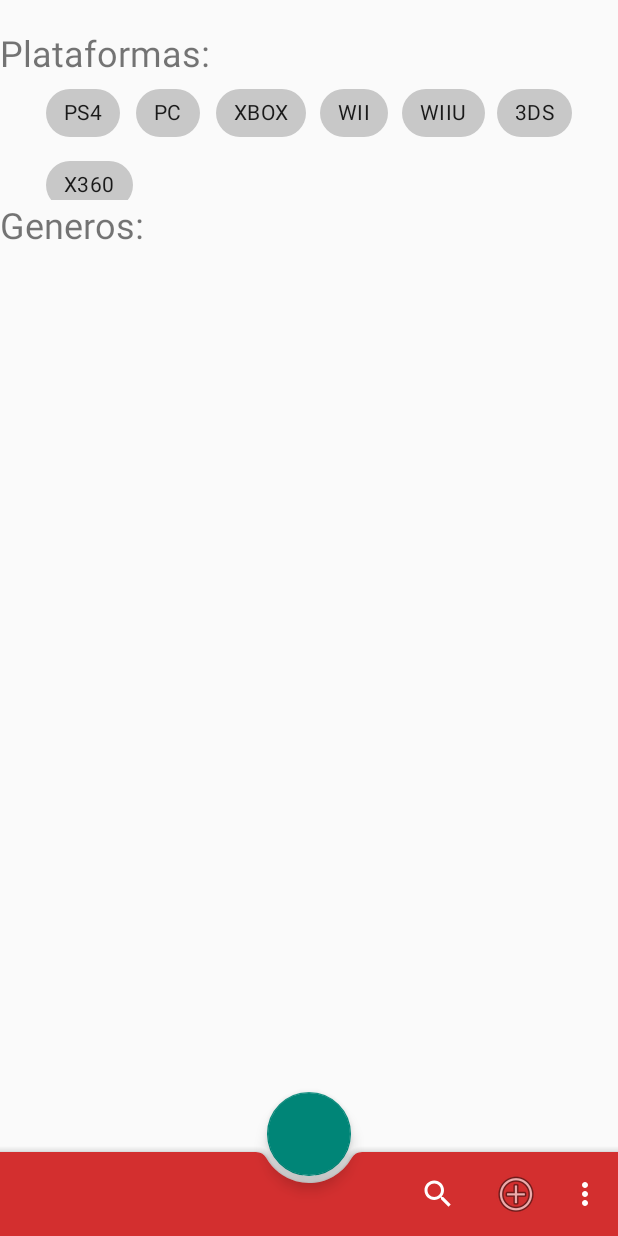
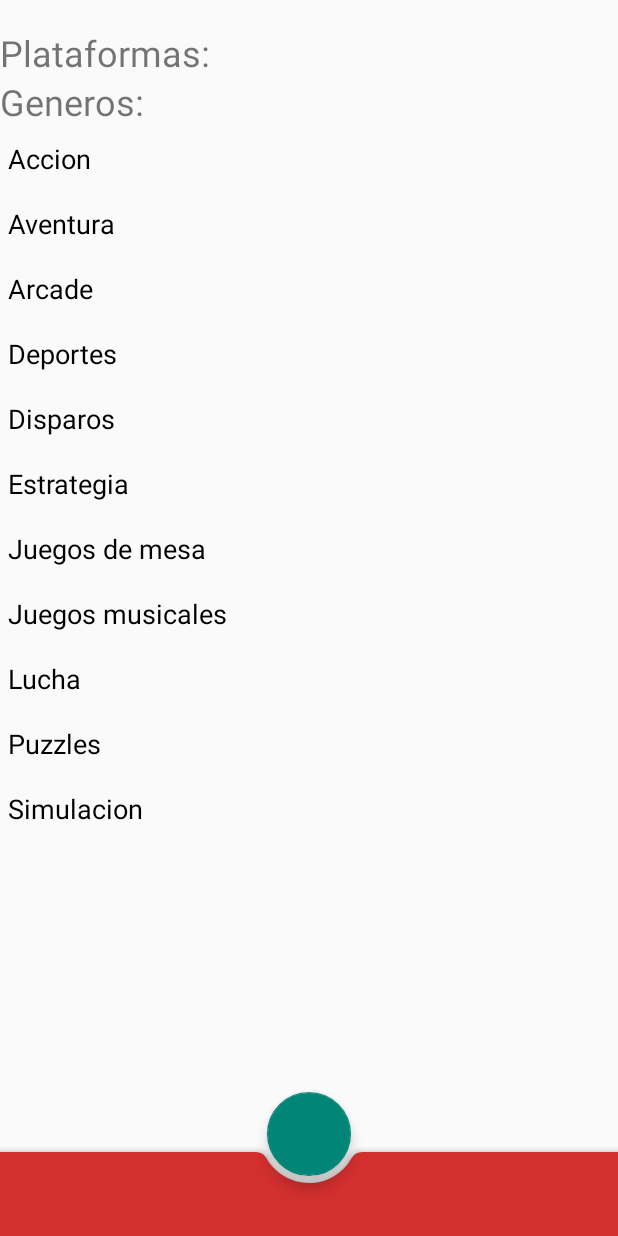
Before and after one commit to Prades0120/PlayJuegos, an Android app: the Ajustes screen opened directly, with no data from a screen before it, on a phone screen of 412 x 824 dp. Run offline under Robolectric (Android 15) with nearby library versions, the phone set to English and light mode, and no system bars.

Commit message:
Tema 2 Ejercicio 4 casi acabar

```diff
--- a/app/src/main/java/com/example/playjuegos/Ajustes.kt
+++ b/app/src/main/java/com/example/playjuegos/Ajustes.kt
@@ -2,14 +2,50 @@ package com.example.playjuegos
 
 import androidx.appcompat.app.AppCompatActivity
 import android.os.Bundle
+import android.widget.Toast
+import androidx.recyclerview.widget.LinearLayoutManager
+import androidx.recyclerview.widget.RecyclerView
 import com.google.android.material.bottomappbar.BottomAppBar
+import com.google.android.material.chip.Chip
+import com.google.android.material.chip.ChipGroup
 
 class Ajustes : AppCompatActivity() {
     override fun onCreate(savedInstanceState: Bundle?) {
         super.onCreate(savedInstanceState)
         setContentView(R.layout.ajustes)
 
-        val bottomAppBar = findViewById<BottomAppBar>(R.id.bottom_appbar)
-        bottomAppBar.replaceMenu(R.menu.menu_main)
+        val items = ArrayList<Generos>()
+        items.add(Generos(R.string.accion))
+        items.add(Generos(R.string.aventura))
+        items.add(Generos(R.string.arcade))
+        items.add(Generos(R.string.deportes))
+        items.add(Generos(R.string.disparos))
+        items.add(Generos(R.string.estrategia))
+        items.add(Generos(R.string.juegos_de_mesa))
+        items.add(Generos(R.string.juegos_musicales))
+        items.add(Generos(R.string.lucha))
+        items.add(Generos(R.string.puzzles))
+        items.add(Generos(R.string.simulacion))
+
+        val recView = findViewById<RecyclerView>(R.id.recyclerView)
+
+        recView.setHasFixedSize(true)
+
+        val adaptador = CardsAdapter(items)
+        recView.adapter = adaptador
+        recView.layoutManager = LinearLayoutManager(this, LinearLayoutManager.VERTICAL, false)
+
+        adaptador.onClick = {
+            Toast.makeText(this, ""+ recView.getChildAdapterPosition(it), Toast.LENGTH_LONG).show()
+        }
+        val chipGroup = findViewById<ChipGroup>(R.id.chip_group)
+
+        chipGroup.setOnCheckedChangeListener(object : ChipGroup.OnCheckedChangeListener {
+
+            override fun onCheckedChanged(group: ChipGroup, checkedId: Int) {
+                val checkedChip = group.findViewById<Chip>(checkedId)
+                var option = checkedChip.text as String
+            }
+        })
     }
 }
--- /dev/null
+++ b/app/src/main/java/com/example/playjuegos/CardsAdapter.kt
@@ -0,0 +1,44 @@
+package com.example.playjuegos
+
+import android.view.LayoutInflater
+import android.view.View
+import android.view.ViewGroup
+import android.widget.Button
+import android.widget.TextView
+import androidx.recyclerview.widget.RecyclerView
+
+class CardsAdapter(var items: ArrayList<Generos>) : RecyclerView.Adapter<CardsAdapter.TarjViewHolder>() {
+    lateinit var onClick : (View) -> Unit
+
+    init {
+        this.items = items
+    }
+
+    class TarjViewHolder(itemView: View) : RecyclerView.ViewHolder(itemView) {
+
+        private var texto: TextView
+
+        init {
+            texto = itemView.findViewById(R.id.buttonGeneros)
+        }
+
+        fun bindGeneros(t: Generos, onClick: (View) -> Unit) = with(itemView) {
+            texto.setText(t.cadena)
+            setOnClickListener { onClick(itemView) }
+        }
+    }
+
+    override fun onCreateViewHolder(viewGroup: ViewGroup, viewType: Int): TarjViewHolder {
+        val itemView = LayoutInflater.from(viewGroup.context).inflate(R.layout.item_generos, viewGroup, false)
+        return TarjViewHolder(itemView)
+    }
+
+    override fun onBindViewHolder(viewHolder: TarjViewHolder, pos: Int) {
+        val item = items[pos]
+        viewHolder.bindGeneros(item, onClick)
+    }
+
+    override fun getItemCount(): Int {
+        return items.size
+    }
+}
--- a/app/src/main/java/com/example/playjuegos/Generos.kt
+++ b/app/src/main/java/com/example/playjuegos/Generos.kt
@@ -1,4 +1,5 @@
 package com.example.playjuegos
 
 class Generos(val cadena: Int) {
+
 }
--- a/app/src/main/java/com/example/playjuegos/MainActivity.kt
+++ b/app/src/main/java/com/example/playjuegos/MainActivity.kt
@@ -8,6 +8,9 @@ import android.view.MenuItem
 import android.widget.Button
 import android.widget.Toast
 import androidx.appcompat.widget.Toolbar
+import androidx.core.content.ContextCompat.startActivity
+import androidx.recyclerview.widget.LinearLayoutManager
+import androidx.recyclerview.widget.RecyclerView
 
 class MainActivity : AppCompatActivity() {
     override fun onCreate(savedInstanceState: Bundle?) {
@@ -38,6 +41,8 @@ class MainActivity : AppCompatActivity() {
         if (id == R.id.app_bar_search) {
             Toast.makeText(this,"Busqueda",Toast.LENGTH_LONG).show()
             return true
+        }else if(id == R.id.action_settings){
+            lanzarAjustes()
         }
         return super.onOptionsItemSelected(item)
     }
@@ -56,4 +61,9 @@ class MainActivity : AppCompatActivity() {
         val i = Intent(this, Games::class.java)
         startActivity(i)
     }
+
+    private fun lanzarAjustes() {
+        val i = Intent(this, Ajustes::class.java)
+        startActivity(i)
+    }
 }
--- a/app/src/main/res/layout/ajustes.xml
+++ b/app/src/main/res/layout/ajustes.xml
@@ -21,72 +21,66 @@
             android:textSize="24sp" />
 
         <com.google.android.material.chip.ChipGroup
-            android:layout_width="wrap_content"
-            android:layout_height="82dp"
-            android:layout_gravity="center_horizontal">
+            android:id="@+id/chip_group"
+            android:layout_width="match_parent"
+            android:layout_height="wrap_content"
+            app:singleSelection="true">
+
+            <!--<com.google.android.material.chip.Chip
+                android:id="@+id/chip"
+                style="@style/Widget.MaterialComponents.Chip.Entry"
+                android:layout_width="wrap_content"
+                android:layout_height="wrap_content"
+                android:text="Chip 1"
+                android:textAppearance="?android:textAppearanceMedium"/>
+
+            <com.google.android.material.chip.Chip
+                android:id="@+id/chip2"
+                style="@style/Widget.MaterialComponents.Chip.Entry"
+                android:layout_width="wrap_content"
+                android:layout_height="35dp"
+                android:text="Chip 2"
+                android:textAppearance="?android:textAppearanceMedium"/>
+
+            <com.google.android.material.chip.Chip
+                android:id="@+id/chip3"
+                style="@style/Widget.MaterialComponents.Chip.Entry"
+                android:layout_width="wrap_content"
+                android:layout_height="wrap_content"
+                android:text="Chip 3"
+                android:textAppearance="?android:textAppearanceMedium"/>
 
             <com.google.android.material.chip.Chip
                 android:id="@+id/chip4"
+                style="@style/Widget.MaterialComponents.Chip.Entry"
                 android:layout_width="wrap_content"
                 android:layout_height="wrap_content"
-                android:minHeight="48dp"
-                android:text="@string/ps4"
-                app:chipBackgroundColor="#C8C8C8" />
+                android:text="Chip 4"
+                android:textAppearance="?android:textAppearanceMedium"/>
 
             <com.google.android.material.chip.Chip
                 android:id="@+id/chip5"
+                style="@style/Widget.MaterialComponents.Chip.Entry"
                 android:layout_width="wrap_content"
                 android:layout_height="wrap_content"
-                android:minWidth="48dp"
-                android:minHeight="48dp"
-                android:text="@string/pc"
-                app:chipBackgroundColor="#C8C8C8" />
+                android:text="Chip 1"
+                android:textAppearance="?android:textAppearanceMedium"/>
 
             <com.google.android.material.chip.Chip
                 android:id="@+id/chip6"
+                style="@style/Widget.MaterialComponents.Chip.Entry"
                 android:layout_width="wrap_content"
                 android:layout_height="wrap_content"
-                android:minWidth="48dp"
-                android:minHeight="48dp"
-                android:text="@string/xbox"
-                app:chipBackgroundColor="#C8C8C8" />
+                android:text="Chip 1"
+                android:textAppearance="?android:textAppearanceMedium"/>
 
             <com.google.android.material.chip.Chip
                 android:id="@+id/chip7"
+                style="@style/Widget.MaterialComponents.Chip.Entry"
                 android:layout_width="wrap_content"
                 android:layout_height="wrap_content"
-                android:minWidth="48dp"
-                android:minHeight="48dp"
-                android:text="@string/wii"
-                app:chipBackgroundColor="#C8C8C8" />
-
-            <com.google.android.material.chip.Chip
-                android:id="@+id/chip8"
-                android:layout_width="wrap_content"
-                android:layout_height="wrap_content"
-                android:minWidth="48dp"
-                android:minHeight="48dp"
-                android:text="@string/wiiu"
-                app:chipBackgroundColor="#C8C8C8" />
-
-            <com.google.android.material.chip.Chip
-                android:id="@+id/chip9"
-                android:layout_width="wrap_content"
-                android:layout_height="wrap_content"
-                android:minWidth="48dp"
-                android:minHeight="48dp"
-                android:text="@string/_3ds"
-                app:chipBackgroundColor="#C8C8C8" />
-
-            <com.google.android.material.chip.Chip
-                android:id="@+id/chip10"
-                android:layout_width="wrap_content"
-                android:layout_height="wrap_content"
-                android:minWidth="48dp"
-                android:minHeight="48dp"
-                android:text="@string/x360"
-                app:chipBackgroundColor="#C8C8C8"
-                tools:ignore="TouchTargetSizeCheck" />
+                android:text="Chip 1"
+                android:textAppearance="?android:textAppearanceMedium"/>-->
 
         </com.google.android.material.chip.ChipGroup>
 
@@ -98,9 +92,9 @@
             android:textSize="24sp" />
 
         <androidx.recyclerview.widget.RecyclerView
+            android:id="@+id/recyclerView"
             android:layout_width="match_parent"
-            android:layout_height="510dp"
-            android:orientation="vertical" />
+            android:layout_height="match_parent" />
 
     </LinearLayout>
 
@@ -111,7 +105,7 @@
         android:layout_gravity="bottom"
         app:fabAlignmentMode="center"
         app:fabCradleVerticalOffset="12dp"
-        style="@style/Widget.MaterialComponents.BottomAppBar.Colored"
+        style="@style/Widget.MaterialComponents.BottomAppBar.PrimarySurface"
         app:popupTheme="@style/ThemeOverlay.AppCompat.Light"
         app:theme="@style/ThemeOverlay.AppCompat.Dark.ActionBar"/>
 
--- a/app/src/main/res/layout/item_generos.xml
+++ b/app/src/main/res/layout/item_generos.xml
@@ -1,13 +1,17 @@
 <?xml version="1.0" encoding="utf-8"?>
-<LinearLayout xmlns:android="http://schemas.android.com/apk/res/android"
-    xmlns:app="http://schemas.android.com/apk/res-auto"
+<LinearLayout
     android:layout_width="match_parent"
-    android:layout_height="match_parent"
-    android:orientation="vertical">
+    android:layout_height="wrap_content"
+    android:layout_margin="5dp"
+    android:orientation="vertical"
+    xmlns:android="http://schemas.android.com/apk/res/android">
 
-    <Button
-        android:id="@+id/button17"
+    <TextView
+        android:id="@+id/buttonGeneros"
         android:layout_width="match_parent"
         android:layout_height="wrap_content"
-        android:text="@string/accion" />
+        android:textSize="18sp"
+        android:textColor="@color/black"
+        android:layout_marginTop="4dp"
+        android:layout_marginBottom="4dp" />
 </LinearLayout>
```
